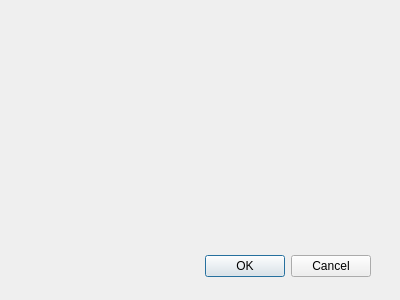
First picture: the form in ChatProgramSolution/ChatProgramProject/ConnectDialog.ui, repository BobbyDMullinsIII/OS-MainlineProject2, before the edit.
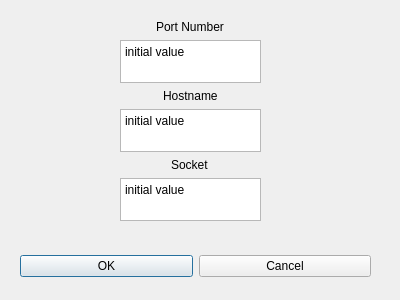
Second picture: the form after the edit.

The edit to the form file:
```diff
--- a/ChatProgramSolution/ChatProgramProject/ConnectDialog.ui
+++ b/ChatProgramSolution/ChatProgramProject/ConnectDialog.ui
@@ -31,19 +31,9 @@
     <property name="spacing">
      <number>6</number>
     </property>
-    <item>
-     <spacer>
-      <property name="orientation">
-       <enum>Qt::Horizontal</enum>
-      </property>
-      <property name="sizeHint">
-       <size>
-        <width>131</width>
-        <height>31</height>
-       </size>
-      </property>
-     </spacer>
-    </item>
+    <property name="margin" stdset="0">
+     <number>0</number>
+    </property>
     <item>
      <widget class="QPushButton" name="okButton">
       <property name="text">
@@ -60,6 +50,81 @@
     </item>
    </layout>
   </widget>
+  <widget class="QWidget" name="verticalLayoutWidget">
+   <property name="geometry">
+    <rect>
+     <x>120</x>
+     <y>20</y>
+     <width>141</width>
+     <height>201</height>
+    </rect>
+   </property>
+   <layout class="QVBoxLayout" name="verticalLayout">
+    <item alignment="Qt::AlignHCenter">
+     <widget class="QLabel" name="label">
+      <property name="text">
+       <string>Port Number</string>
+      </property>
+     </widget>
+    </item>
+    <item>
+     <widget class="QTextEdit" name="textEdit_3">
+      <property name="html">
+       <string>&lt;!DOCTYPE HTML PUBLIC &quot;-//W3C//DTD HTML 4.0//EN&quot; &quot;http://www.w3.org/TR/REC-html40/strict.dtd&quot;&gt;
+&lt;html&gt;&lt;head&gt;&lt;meta name=&quot;qrichtext&quot; content=&quot;1&quot; /&gt;&lt;meta charset=&quot;utf-8&quot; /&gt;&lt;style type=&quot;text/css&quot;&gt;
+p, li { white-space: pre-wrap; }
+hr { height: 1px; border-width: 0; }
+li.unchecked::marker { content: &quot;\2610&quot;; }
+li.checked::marker { content: &quot;\2612&quot;; }
+&lt;/style&gt;&lt;/head&gt;&lt;body style=&quot; font-family:'Segoe UI'; font-size:9pt; font-weight:400; font-style:normal;&quot;&gt;
+&lt;p style=&quot; margin-top:0px; margin-bottom:0px; margin-left:0px; margin-right:0px; -qt-block-indent:0; text-indent:0px;&quot;&gt;initial value&lt;/p&gt;&lt;/body&gt;&lt;/html&gt;</string>
+      </property>
+     </widget>
+    </item>
+    <item alignment="Qt::AlignHCenter">
+     <widget class="QLabel" name="label_3">
+      <property name="text">
+       <string>Hostname</string>
+      </property>
+     </widget>
+    </item>
+    <item alignment="Qt::AlignHCenter">
+     <widget class="QTextEdit" name="textEdit">
+      <property name="html">
+       <string>&lt;!DOCTYPE HTML PUBLIC &quot;-//W3C//DTD HTML 4.0//EN&quot; &quot;http://www.w3.org/TR/REC-html40/strict.dtd&quot;&gt;
+&lt;html&gt;&lt;head&gt;&lt;meta name=&quot;qrichtext&quot; content=&quot;1&quot; /&gt;&lt;meta charset=&quot;utf-8&quot; /&gt;&lt;style type=&quot;text/css&quot;&gt;
+p, li { white-space: pre-wrap; }
+hr { height: 1px; border-width: 0; }
+li.unchecked::marker { content: &quot;\2610&quot;; }
+li.checked::marker { content: &quot;\2612&quot;; }
+&lt;/style&gt;&lt;/head&gt;&lt;body style=&quot; font-family:'Segoe UI'; font-size:9pt; font-weight:400; font-style:normal;&quot;&gt;
+&lt;p style=&quot; margin-top:0px; margin-bottom:0px; margin-left:0px; margin-right:0px; -qt-block-indent:0; text-indent:0px;&quot;&gt;initial value&lt;/p&gt;&lt;/body&gt;&lt;/html&gt;</string>
+      </property>
+     </widget>
+    </item>
+    <item alignment="Qt::AlignHCenter">
+     <widget class="QLabel" name="label_2">
+      <property name="text">
+       <string>Socket</string>
+      </property>
+     </widget>
+    </item>
+    <item alignment="Qt::AlignHCenter">
+     <widget class="QTextEdit" name="textEdit_2">
+      <property name="html">
+       <string>&lt;!DOCTYPE HTML PUBLIC &quot;-//W3C//DTD HTML 4.0//EN&quot; &quot;http://www.w3.org/TR/REC-html40/strict.dtd&quot;&gt;
+&lt;html&gt;&lt;head&gt;&lt;meta name=&quot;qrichtext&quot; content=&quot;1&quot; /&gt;&lt;meta charset=&quot;utf-8&quot; /&gt;&lt;style type=&quot;text/css&quot;&gt;
+p, li { white-space: pre-wrap; }
+hr { height: 1px; border-width: 0; }
+li.unchecked::marker { content: &quot;\2610&quot;; }
+li.checked::marker { content: &quot;\2612&quot;; }
+&lt;/style&gt;&lt;/head&gt;&lt;body style=&quot; font-family:'Segoe UI'; font-size:9pt; font-weight:400; font-style:normal;&quot;&gt;
+&lt;p style=&quot; margin-top:0px; margin-bottom:0px; margin-left:0px; margin-right:0px; -qt-block-indent:0; text-indent:0px;&quot;&gt;initial value&lt;/p&gt;&lt;/body&gt;&lt;/html&gt;</string>
+      </property>
+     </widget>
+    </item>
+   </layout>
+  </widget>
  </widget>
  <pixmapfunction></pixmapfunction>
  <resources/>
```
Left out of the diff: 10 changed lines with no effect on the pictures.
